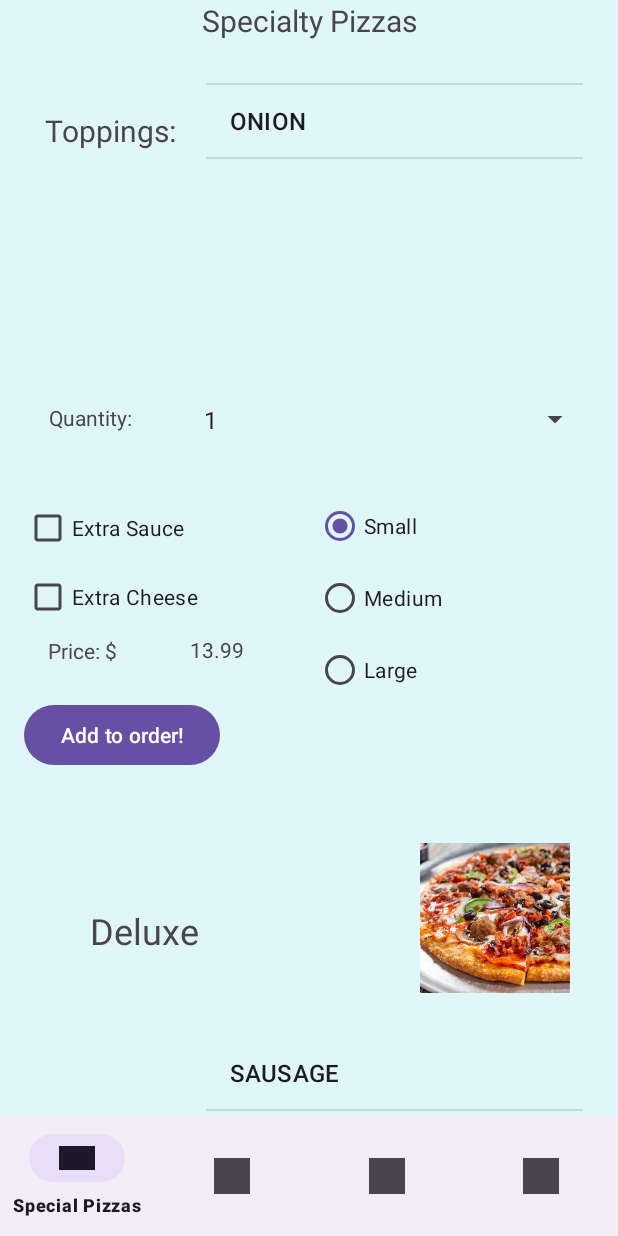
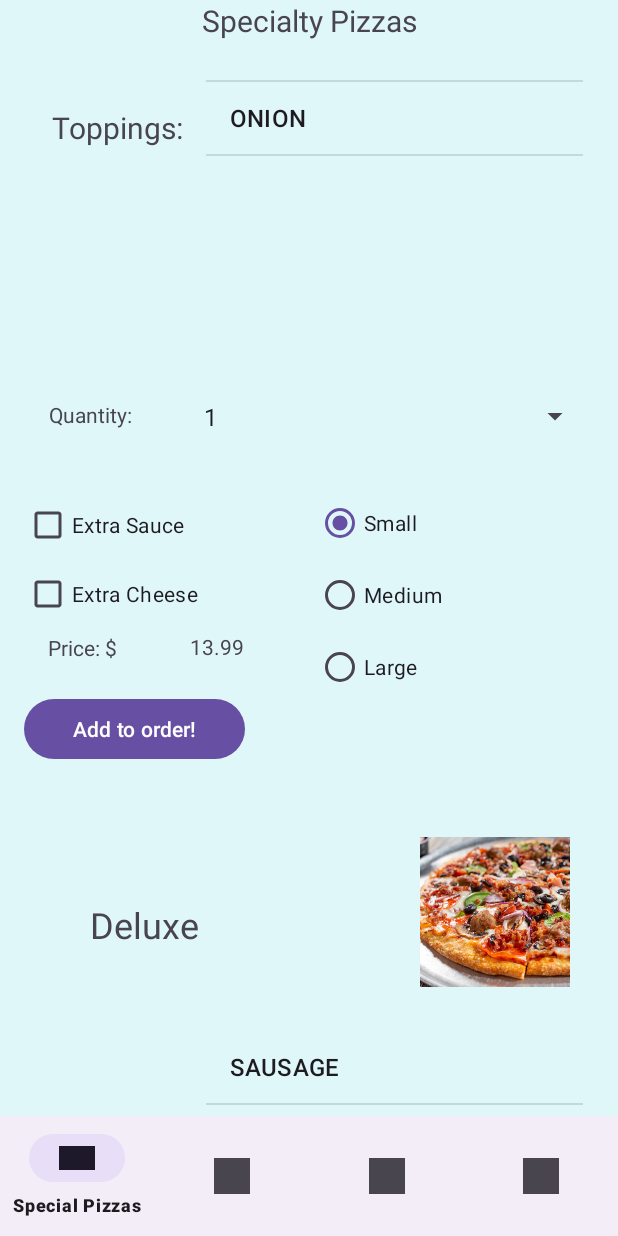
Before and after one commit to Jerlin2437/Ru-Pizzas, an Android app: the fragment_special_pizzas screen opened directly, with no data from a screen before it, scrolled down 980 dp, on a phone screen of 412 x 824 dp. Run offline under Robolectric (Android 15) with nearby library versions, the phone set to English and light mode, and no system bars.

Commit message:
hardcoded text

```diff
--- a/app/src/main/res/layout/activity_main.xml
+++ b/app/src/main/res/layout/activity_main.xml
@@ -10,16 +10,16 @@
         android:id="@+id/buttonStoreOrders"
         android:layout_width="145dp"
         android:layout_height="79dp"
-        android:layout_marginStart="124dp"
         android:layout_marginBottom="444dp"
         android:text="@string/button_store_orders"
         app:layout_constraintBottom_toBottomOf="parent"
+        app:layout_constraintEnd_toEndOf="parent"
         app:layout_constraintStart_toStartOf="parent" />
 
     <TextView
         android:layout_width="wrap_content"
         android:layout_height="wrap_content"
-        android:text="Pizza App"
+        android:text="@string/app_name"
         app:layout_constraintBottom_toBottomOf="parent"
         app:layout_constraintEnd_toEndOf="parent"
         app:layout_constraintStart_toStartOf="parent"
--- a/app/src/main/res/layout/recycler_view_item_special_pizza.xml
+++ b/app/src/main/res/layout/recycler_view_item_special_pizza.xml
@@ -13,7 +13,7 @@
         android:layout_height="wrap_content"
         android:layout_alignParentTop="true"
         android:layout_marginTop="515dp"
-        android:text="Extra Sauce" />
+        android:text="@string/specialty_pizza_extra_sauce" />
 
     <CheckBox
         android:id="@+id/extraCheese"
@@ -21,15 +21,15 @@
         android:layout_height="wrap_content"
         android:layout_below="@id/extraSauce"
         android:layout_marginTop="-2dp"
-        android:text="Extra Cheese" />
+        android:text="@string/specialty_pizza_extra_cheese" />
 
     <Button
         android:id="@+id/addToOrder"
-        android:layout_width="wrap_content"
+        android:layout_width="147dp"
         android:layout_height="wrap_content"
         android:layout_below="@id/price"
-        android:layout_marginTop="9dp"
-        android:text="Add to order!" />
+        android:layout_marginTop="7dp"
+        android:text="@string/specialty_pizza_add_to_order" />
 
     <TextView
         android:id="@+id/price"
@@ -39,7 +39,7 @@
         android:layout_alignParentEnd="true"
         android:layout_marginTop="1dp"
         android:layout_marginEnd="211dp"
-        android:text="0.00" />
+        android:text="@string/specialty_pizza_price" />
 
     <TextView
         android:id="@+id/textView21"
@@ -49,7 +49,7 @@
         android:layout_alignParentStart="true"
         android:layout_marginStart="16dp"
         android:layout_marginTop="2dp"
-        android:text="Price: $" />
+        android:text="@string/specialty_pizza_price_title" />
 
     <ImageView
         android:id="@+id/pizzaPicture"
@@ -79,7 +79,7 @@
         android:layout_marginTop="340dp"
         android:layout_marginEnd="19dp"
         android:layout_toStartOf="@+id/quantitySpinner"
-        android:text="Quantity: " />
+        android:text="@string/specialty_pizza_quantity" />
 
     <TextView
         android:id="@+id/pizzaName"
@@ -89,7 +89,7 @@
         android:layout_alignParentTop="true"
         android:layout_marginStart="44dp"
         android:layout_marginTop="58dp"
-        android:text="Pizza"
+        android:text="@string/specialty_pizza_pizza_name"
         android:textAllCaps="false"
         android:textSize="24sp" />
 
@@ -108,19 +108,19 @@
             android:layout_width="match_parent"
             android:layout_height="wrap_content"
             android:checked="true"
-            android:text="Small" />
+            android:text="@string/specialty_pizza_small" />
 
         <RadioButton
             android:id="@+id/specialtyMedium"
             android:layout_width="match_parent"
             android:layout_height="wrap_content"
-            android:text="Medium" />
+            android:text="@string/specialty_pizza_medium" />
 
         <RadioButton
             android:id="@+id/specialtyLarge"
             android:layout_width="match_parent"
             android:layout_height="wrap_content"
-            android:text="Large" />
+            android:text="@string/specialty_pizza_large" />
     </RadioGroup>
 
     <ListView
@@ -140,7 +140,7 @@
         android:layout_marginTop="170dp"
         android:layout_marginEnd="15dp"
         android:layout_toStartOf="@+id/toppings"
-        android:text="Toppings: "
+        android:text="@string/specialty_pizza_toppings"
         android:textSize="20sp" />
     <!-- Add other views as needed -->
 
--- a/app/src/main/res/values/strings.xml
+++ b/app/src/main/res/values/strings.xml
@@ -1,5 +1,5 @@
 <resources>
-    <string name="app_name">Pizzaapp</string>
+    <string name="app_name">J &amp; J Pizzeria</string>
 
     <string name="button_specialty">Specialty</string>
     <string name="button_byo">BYO</string>
@@ -8,6 +8,7 @@
     <!-- TODO: Remove or change this placeholder text -->
     <string name="hello_blank_fragment">Hello blank fragment</string>
 
+<!--    for byo hardcoded text-->
     <string name="byo_pizza_title">Build Your Own Pizza!</string>
     <string name="byo_pizza_size">Pizza Size</string>
     <string name="byo_sauce">Sauce</string>
@@ -23,4 +24,38 @@
     <string name="byo_extra_cheese">Extra Cheese</string>
     <string name="byo_build_price">0.00</string>
 
+<!--    for current order hardcoded text-->
+    <string name="current_order_refresh">Refresh Order</string>
+    <string name="current_order_remove">Remove Pizza</string>
+    <string name="current_order_subtotal">subtotal</string>
+    <string name="current_order_total">order total</string>
+    <string name="current_order_title">Current Pizza Order</string>
+    <string name="current_order_number">Order Number:</string>
+    <string name="current_order_subtotal_title">Subtotal: $</string>
+    <string name="current_order_sales_tax">sales tax</string>
+    <string name="current_order_sales_tax_title">Sales Tax: $</string>
+    <string name="current_order_total_title">Order Total: $</string>
+    <string name="current_order_place_order">Place Order</string>
+    <string name="current_order_initial_num">0</string>
+
+<!--    for store orders hardcoded text-->
+    <string name="store_orders_title">Store Orders</string>
+    <string name="store_orders_number_title">Order Number:</string>
+    <string name="store_orders_total_title">Order Total: $</string>
+    <string name="store_orders_cancel_order">Cancel Order</string>
+    <string name="store_orders_total">0.00</string>
+
+<!--    for specialty pizzas hardcoded text-->
+    <string name="specialty_pizza_extra_sauce">Extra Sauce</string>
+    <string name="specialty_pizza_extra_cheese">Extra Cheese</string>
+    <string name="specialty_pizza_add_to_order">Add to order!</string>
+    <string name="specialty_pizza_price">0.00</string>
+    <string name="specialty_pizza_price_title">Price: $</string>
+    <string name="specialty_pizza_quantity">Quantity: </string>
+    <string name="specialty_pizza_pizza_name">Pizza</string>
+    <string name="specialty_pizza_small">Small</string>
+    <string name="specialty_pizza_medium">Medium</string>
+    <string name="specialty_pizza_large">Large</string>
+    <string name="specialty_pizza_toppings">Toppings: </string>
+
 </resources>
```
Also changed, not shown: app/src/main/res/layout/fragment_current_order.xml (+12 -12 lines), app/src/main/res/layout/fragment_store_orders.xml (+5 -5 lines).
